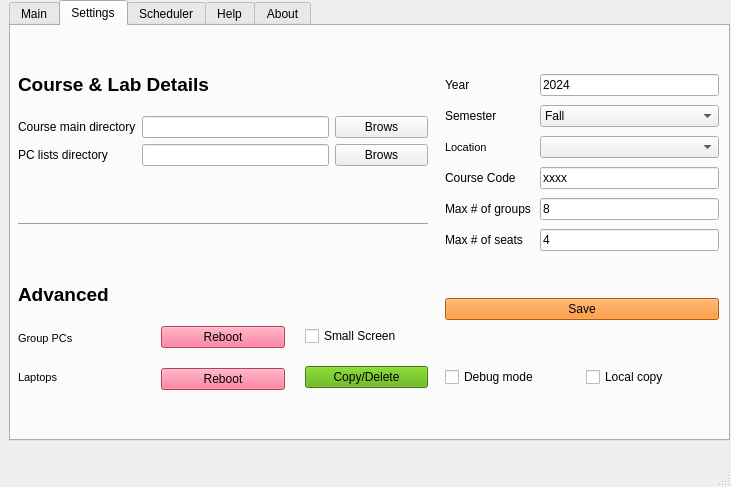
First picture: the form in assets/YorkULabSeating_new.ui, repository tdgskinner/yorku-phys-lab-seating, before the edit.
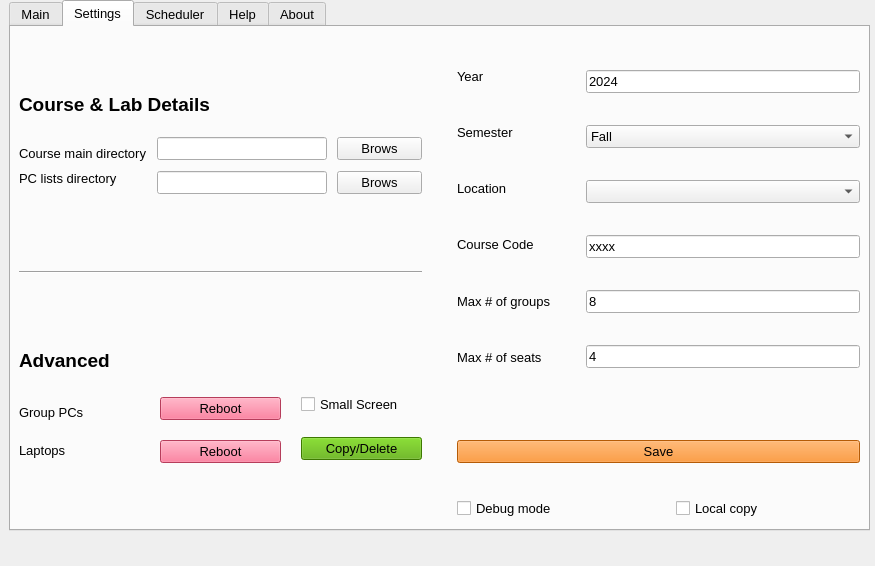
Second picture: the form after the edit. The open tabs and pages were chosen to show the change. Icons and pictures are not drawn.

```diff
--- a/assets/YorkULabSeating_new.ui
+++ b/assets/YorkULabSeating_new.ui
@@ -6,21 +6,24 @@
    <rect>
     <x>0</x>
     <y>0</y>
-    <width>731</width>
-    <height>487</height>
+    <width>875</width>
+    <height>566</height>
    </rect>
   </property>
   <property name="windowTitle">
    <string>MainWindow</string>
   </property>
   <widget class="QWidget" name="centralwidget">
+   <property name="styleSheet">
+    <string notr="true"/>
+   </property>
    <widget class="QTabWidget" name="tabWidget">
     <property name="geometry">
      <rect>
       <x>9</x>
       <y>0</y>
-      <width>721</width>
-      <height>441</height>
+      <width>861</width>
+      <height>531</height>
      </rect>
     </property>
     <property name="sizePolicy">
@@ -29,6 +32,14 @@
       <verstretch>0</verstretch>
      </sizepolicy>
     </property>
+    <property name="font">
+     <font>
+      <pointsize>10</pointsize>
+     </font>
+    </property>
+    <property name="styleSheet">
+     <string notr="true"/>
+    </property>
     <property name="currentIndex">
      <number>0</number>
     </property>
@@ -399,18 +410,18 @@
      <attribute name="title">
       <string>Settings</string>
      </attribute>
-     <widget class="QWidget" name="layoutWidget">
+     <widget class="QWidget" name="">
       <property name="geometry">
        <rect>
-        <x>7</x>
-        <y>10</y>
-        <width>701</width>
-        <height>391</height>
+        <x>8</x>
+        <y>11</y>
+        <width>841</width>
+        <height>481</height>
        </rect>
       </property>
-      <layout class="QHBoxLayout" name="horizontalLayout_7" stretch="3,2">
+      <layout class="QHBoxLayout" name="horizontalLayout_4">
        <property name="spacing">
-        <number>17</number>
+        <number>35</number>
        </property>
        <item>
         <layout class="QVBoxLayout" name="verticalLayout_15">
@@ -442,14 +453,31 @@
            <item>
             <layout class="QHBoxLayout" name="horizontalLayout_8" stretch="1,2,1">
              <property name="spacing">
-              <number>6</number>
+              <number>10</number>
              </property>
              <item>
               <layout class="QVBoxLayout" name="verticalLayout_17">
+               <item>
+                <spacer name="verticalSpacer_4">
+                 <property name="orientation">
+                  <enum>Qt::Vertical</enum>
+                 </property>
+                 <property name="sizeType">
+                  <enum>QSizePolicy::Fixed</enum>
+                 </property>
+                 <property name="sizeHint" stdset="0">
+                  <size>
+                   <width>20</width>
+                   <height>10</height>
+                  </size>
+                 </property>
+                </spacer>
+               </item>
                <item>
                 <widget class="QLabel" name="label_44">
                  <property name="font">
                   <font>
+                   <pointsize>10</pointsize>
                    <weight>50</weight>
                    <bold>false</bold>
                   </font>
@@ -461,11 +489,32 @@
                </item>
                <item>
                 <widget class="QLabel" name="label_48">
+                 <property name="font">
+                  <font>
+                   <pointsize>10</pointsize>
+                  </font>
+                 </property>
                  <property name="text">
                   <string>PC lists directory</string>
                  </property>
                 </widget>
                </item>
+               <item>
+                <spacer name="verticalSpacer_3">
+                 <property name="orientation">
+                  <enum>Qt::Vertical</enum>
+                 </property>
+                 <property name="sizeType">
+                  <enum>QSizePolicy::Fixed</enum>
+                 </property>
+                 <property name="sizeHint" stdset="0">
+                  <size>
+                   <width>20</width>
+                   <height>10</height>
+                  </size>
+                 </property>
+                </spacer>
+               </item>
               </layout>
              </item>
              <item>
@@ -490,6 +539,11 @@
               <layout class="QVBoxLayout" name="verticalLayout_19">
                <item>
                 <widget class="QPushButton" name="pushButton_course_dir_browse">
+                 <property name="font">
+                  <font>
+                   <pointsize>10</pointsize>
+                  </font>
+                 </property>
                  <property name="text">
                   <string>Brows</string>
                  </property>
@@ -497,6 +551,11 @@
                </item>
                <item>
                 <widget class="QPushButton" name="pushButton_pc_browse">
+                 <property name="font">
+                  <font>
+                   <pointsize>10</pointsize>
+                  </font>
+                 </property>
                  <property name="text">
                   <string>Brows</string>
                  </property>
@@ -541,6 +600,22 @@
             <layout class="QHBoxLayout" name="horizontalLayout_9">
              <item>
               <layout class="QVBoxLayout" name="verticalLayout_21">
+               <item>
+                <spacer name="verticalSpacer_6">
+                 <property name="orientation">
+                  <enum>Qt::Vertical</enum>
+                 </property>
+                 <property name="sizeType">
+                  <enum>QSizePolicy::Fixed</enum>
+                 </property>
+                 <property name="sizeHint" stdset="0">
+                  <size>
+                   <width>20</width>
+                   <height>10</height>
+                  </size>
+                 </property>
+                </spacer>
+               </item>
                <item>
                 <widget class="QLabel" name="label_50">
                  <property name="sizePolicy">
@@ -551,7 +626,7 @@
                  </property>
                  <property name="font">
                   <font>
-                   <pointsize>8</pointsize>
+                   <pointsize>10</pointsize>
                    <weight>50</weight>
                    <bold>false</bold>
                   </font>
@@ -571,7 +646,7 @@
                  </property>
                  <property name="font">
                   <font>
-                   <pointsize>8</pointsize>
+                   <pointsize>10</pointsize>
                    <weight>50</weight>
                    <bold>false</bold>
                   </font>
@@ -581,10 +656,42 @@
                  </property>
                 </widget>
                </item>
+               <item>
+                <spacer name="verticalSpacer_5">
+                 <property name="orientation">
+                  <enum>Qt::Vertical</enum>
+                 </property>
+                 <property name="sizeType">
+                  <enum>QSizePolicy::Fixed</enum>
+                 </property>
+                 <property name="sizeHint" stdset="0">
+                  <size>
+                   <width>20</width>
+                   <height>2</height>
+                  </size>
+                 </property>
+                </spacer>
+               </item>
               </layout>
              </item>
              <item>
               <layout class="QVBoxLayout" name="verticalLayout_22">
+               <item>
+                <spacer name="verticalSpacer_7">
+                 <property name="orientation">
+                  <enum>Qt::Vertical</enum>
+                 </property>
+                 <property name="sizeType">
+                  <enum>QSizePolicy::Fixed</enum>
+                 </property>
+                 <property name="sizeHint" stdset="0">
+                  <size>
+                   <width>20</width>
+                   <height>5</height>
+                  </size>
+                 </property>
+                </spacer>
+               </item>
                <item>
                 <widget class="QPushButton" name="pushButton_rebootPCs">
                  <property name="sizePolicy">
@@ -596,6 +703,7 @@
                  <property name="font">
                   <font>
                    <family>Arial</family>
+                   <pointsize>10</pointsize>
                   </font>
                  </property>
                  <property name="styleSheet">
@@ -617,6 +725,7 @@
                  <property name="font">
                   <font>
                    <family>Arial</family>
+                   <pointsize>10</pointsize>
                   </font>
                  </property>
                  <property name="styleSheet">
@@ -633,6 +742,11 @@
               <layout class="QVBoxLayout" name="verticalLayout_23">
                <item>
                 <widget class="QCheckBox" name="checkBox_small_scr">
+                 <property name="font">
+                  <font>
+                   <pointsize>10</pointsize>
+                  </font>
+                 </property>
                  <property name="text">
                   <string>Small Screen</string>
                  </property>
@@ -640,6 +754,11 @@
                </item>
                <item>
                 <widget class="QPushButton" name="pushButton_lpc_remote_files">
+                 <property name="font">
+                  <font>
+                   <pointsize>10</pointsize>
+                  </font>
+                 </property>
                  <property name="styleSheet">
                   <string notr="true">background-color: rgb(85, 170, 0);</string>
                  </property>
@@ -657,18 +776,37 @@
         </layout>
        </item>
        <item>
-        <layout class="QVBoxLayout" name="verticalLayout_24" stretch="6,1,1">
+        <layout class="QVBoxLayout" name="verticalLayout_6" stretch="5,1">
+         <item>
+          <layout class="QVBoxLayout" name="verticalLayout_5">
+           <item>
+            <layout class="QHBoxLayout" name="horizontalLayout_2">
+             <item>
+              <layout class="QVBoxLayout" name="verticalLayout_3" stretch="0,1,1,1,1,1,1,0">
          <property name="spacing">
-          <number>9</number>
+                <number>0</number>
          </property>
          <item>
-          <layout class="QHBoxLayout" name="horizontalLayout_10">
-           <item>
-            <layout class="QVBoxLayout" name="verticalLayout_25">
+                <spacer name="verticalSpacer_2">
+                 <property name="orientation">
+                  <enum>Qt::Vertical</enum>
+                 </property>
+                 <property name="sizeType">
+                  <enum>QSizePolicy::Fixed</enum>
+                 </property>
+                 <property name="sizeHint" stdset="0">
+                  <size>
+                   <width>20</width>
+                   <height>10</height>
+                  </size>
+                 </property>
+                </spacer>
+               </item>
              <item>
               <widget class="QLabel" name="label_34">
                <property name="font">
                 <font>
+                   <pointsize>10</pointsize>
                  <weight>50</weight>
                  <bold>false</bold>
                 </font>
@@ -680,6 +818,11 @@
              </item>
              <item>
               <widget class="QLabel" name="label_37">
+                 <property name="font">
+                  <font>
+                   <pointsize>10</pointsize>
+                  </font>
+                 </property>
                <property name="text">
                 <string>Semester</string>
                </property>
@@ -689,7 +832,7 @@
               <widget class="QLabel" name="label_4">
                <property name="font">
                 <font>
-                 <pointsize>8</pointsize>
+                   <pointsize>10</pointsize>
                  <weight>50</weight>
                  <bold>false</bold>
                 </font>
@@ -703,6 +846,7 @@
               <widget class="QLabel" name="label_52">
                <property name="font">
                 <font>
+                   <pointsize>10</pointsize>
                  <weight>50</weight>
                  <bold>false</bold>
                 </font>
@@ -714,6 +858,11 @@
              </item>
              <item>
               <widget class="QLabel" name="label_53">
+                 <property name="font">
+                  <font>
+                   <pointsize>10</pointsize>
+                  </font>
+                 </property>
                <property name="text">
                 <string>Max # of groups</string>
                </property>
@@ -721,19 +870,44 @@
              </item>
              <item>
               <widget class="QLabel" name="label_15">
+                 <property name="font">
+                  <font>
+                   <pointsize>10</pointsize>
+                  </font>
+                 </property>
                <property name="text">
                 <string>Max # of seats</string>
                </property>
               </widget>
              </item>
+               <item>
+                <spacer name="verticalSpacer">
+                 <property name="orientation">
+                  <enum>Qt::Vertical</enum>
+                 </property>
+                 <property name="sizeType">
+                  <enum>QSizePolicy::Fixed</enum>
+                 </property>
+                 <property name="sizeHint" stdset="0">
+                  <size>
+                   <width>20</width>
+                   <height>20</height>
+                  </size>
+                 </property>
+                </spacer>
+               </item>
             </layout>
            </item>
            <item>
-            <layout class="QVBoxLayout" name="verticalLayout_26">
+              <layout class="QVBoxLayout" name="verticalLayout_4">
+               <property name="spacing">
+                <number>0</number>
+               </property>
              <item>
               <widget class="QLineEdit" name="lineEdit_year">
                <property name="font">
                 <font>
+                   <pointsize>10</pointsize>
                  <weight>50</weight>
                  <bold>false</bold>
                 </font>
@@ -745,6 +919,11 @@
              </item>
              <item>
               <widget class="QComboBox" name="comboBox_semester">
+                 <property name="font">
+                  <font>
+                   <pointsize>10</pointsize>
+                  </font>
+                 </property>
                <item>
                 <property name="text">
                  <string>Fall</string>
@@ -763,12 +942,19 @@
               </widget>
              </item>
              <item>
-              <widget class="QComboBox" name="comboBox_room"/>
+                <widget class="QComboBox" name="comboBox_room">
+                 <property name="font">
+                  <font>
+                   <pointsize>10</pointsize>
+                  </font>
+                 </property>
+                </widget>
              </item>
              <item>
               <widget class="QLineEdit" name="lineEdit_code">
                <property name="font">
                 <font>
+                   <pointsize>10</pointsize>
                  <weight>50</weight>
                  <bold>false</bold>
                 </font>
@@ -780,6 +966,11 @@
              </item>
              <item>
               <widget class="QLineEdit" name="lineEdit_ngroups">
+                 <property name="font">
+                  <font>
+                   <pointsize>10</pointsize>
+                  </font>
+                 </property>
                <property name="text">
                 <string>8</string>
                </property>
@@ -787,6 +978,11 @@
              </item>
              <item>
               <widget class="QLineEdit" name="lineEdit_nbenches">
+                 <property name="font">
+                  <font>
+                   <pointsize>10</pointsize>
+                  </font>
+                 </property>
                <property name="text">
                 <string>4</string>
                </property>
@@ -798,6 +994,11 @@
          </item>
          <item>
           <widget class="QPushButton" name="pushButton_save_settings">
+             <property name="font">
+              <font>
+               <pointsize>10</pointsize>
+              </font>
+             </property>
            <property name="styleSheet">
             <string notr="true">background-color: rgb(253, 128, 8);</string>
            </property>
@@ -806,13 +1007,17 @@
            </property>
           </widget>
          </item>
+          </layout>
+         </item>
          <item>
-          <layout class="QHBoxLayout" name="horizontalLayout_11">
-           <property name="spacing">
-            <number>7</number>
-           </property>
+          <layout class="QHBoxLayout" name="horizontalLayout_3">
            <item>
             <widget class="QCheckBox" name="checkBox_debugMode">
+             <property name="font">
+              <font>
+               <pointsize>10</pointsize>
+              </font>
+             </property>
              <property name="text">
               <string>Debug mode</string>
              </property>
@@ -820,6 +1025,11 @@
            </item>
            <item>
             <widget class="QCheckBox" name="checkBox_localCopy">
+             <property name="font">
+              <font>
+               <pointsize>10</pointsize>
+              </font>
+             </property>
              <property name="text">
               <string>Local copy</string>
              </property>
@@ -917,8 +1127,8 @@
        <rect>
         <x>10</x>
         <y>70</y>
-        <width>701</width>
-        <height>261</height>
+        <width>841</width>
+        <height>341</height>
        </rect>
       </property>
       <layout class="QHBoxLayout" name="horizontalLayout">
@@ -1025,7 +1235,6 @@
     </rect>
    </property>
   </widget>
-  <widget class="QStatusBar" name="statusbar"/>
  </widget>
  <resources>
   <include location="YorkU_Images.qrc"/>
```
Left out of the diff: 82 changed lines with no effect on the pictures. Lines whose indentation alone changed are shown as unchanged.
